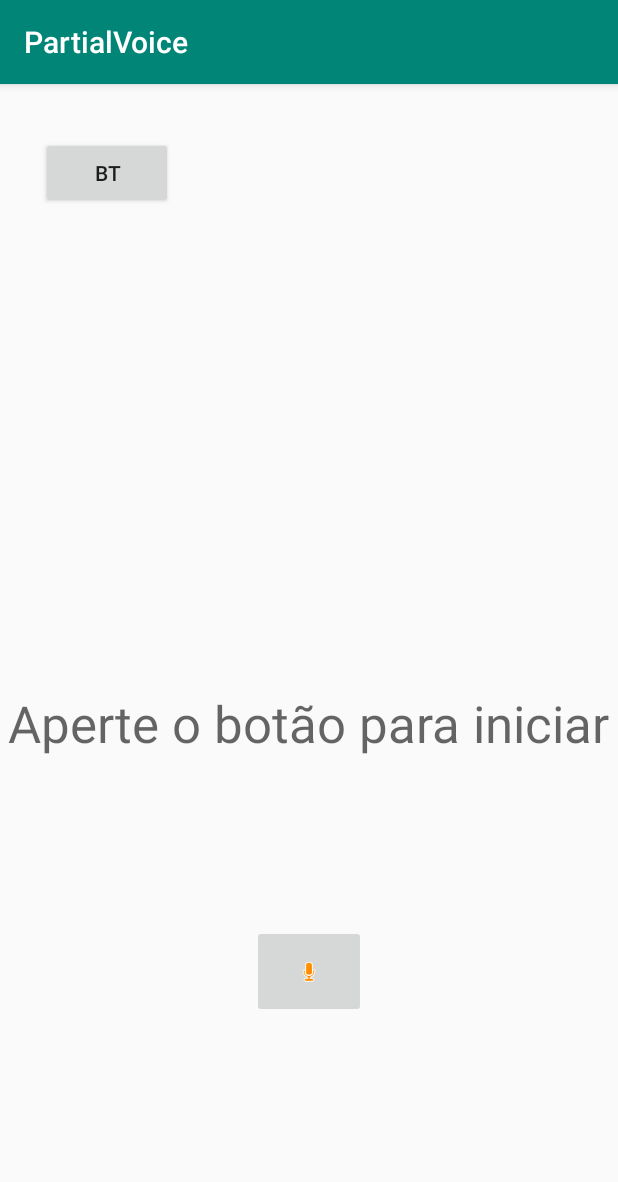
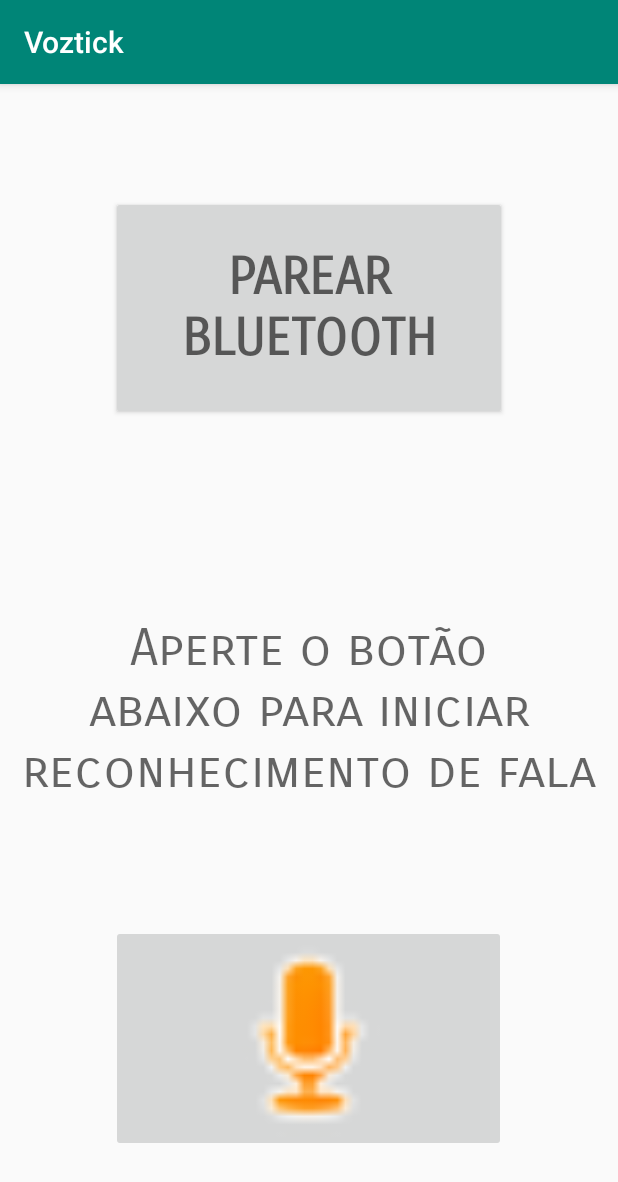
Before and after one commit to hugomesquitah/VoztickApp, an Android app: the screen it shows after launch (MainActivity), on a phone screen of 412 x 824 dp. Shown: the top 1182 px of the screen. Run offline under Robolectric (Android 15) with nearby library versions, the phone set to English and light mode, and no system bars.

Commit message:
Improvements in layout and command recognition logic (#1)
* Improve Layout

* Fixes

Co-authored-by: hugo.mesquita <hugo.mesquita@b2wdigital.com>

```diff
--- a/app/src/main/java/com/example/voztick/partialvoice/MainActivity.java
+++ b/app/src/main/java/com/example/voztick/partialvoice/MainActivity.java
@@ -17,6 +17,7 @@ import android.support.annotation.RequiresApi;
 import android.support.v4.app.ActivityCompat;
 import android.support.v7.app.AppCompatActivity;
 import android.util.Log;
+import android.view.Gravity;
 import android.view.View;
 import android.widget.Button;
 import android.widget.ImageButton;
@@ -60,11 +61,6 @@ public class MainActivity extends AppCompatActivity {
     //Setando contexto dos logs
     private static final String TAG = "MyActivity";
 
-    int result;
-    int actualsize;
-    //Socket socket;
-    final int recordCode = 0;
-
     @Override
     protected void onCreate(final Bundle savedInstanceState) {
         super.onCreate(savedInstanceState);
@@ -75,19 +71,52 @@ public class MainActivity extends AppCompatActivity {
         }
         requestRecordAudioPermission();
 
+        command = (TextView) findViewById(R.id.commandText);
+        micButton = (ImageButton) findViewById(R.id.micButton);
+        bluetoothBtn = (Button) findViewById(R.id.bluetoothButton);
 
-        command = (TextView) findViewById(R.id.commandText);
+
         speech = SpeechRecognizer.createSpeechRecognizer(this);
         speech.setRecognitionListener(new listener());
+        ActivityCompat.requestPermissions(
+                this, new String[]{Manifest.permission.RECORD_AUDIO}, 19);
+
+        //Função do Botão de Bluetooth
+        if (bluetoothAdapter == null) {
+            Toast.makeText(
+                    getApplicationContext(),
+                    "Seu dispositivo não suporta bluetooth", Toast.LENGTH_LONG).show();
+            finish();
+        } else {
+            if (!bluetoothAdapter.isEnabled()) {
+                final Intent ativaBluetooth = new Intent(BluetoothAdapter.ACTION_REQUEST_ENABLE);
+                startActivityForResult(ativaBluetooth, bluetoothRequest);
+            }
+        }
+        bluetoothBtn.setOnClickListener(new View.OnClickListener() {
+            @Override
+            public void onClick(final View view) {
+                if (bluetoothIsConnected) {
+                    try {
+                        bluetoothSocket.close();
+                        bluetoothIsConnected = false;
+                    } catch (final IOException e) {
+                        e.printStackTrace();
+                    }
+                } else {
+                    final Intent abreLista = new Intent(
+                            MainActivity.this, DeviceList.class);
+                    startActivityForResult(abreLista, bluetoothPair);
+                }
+            }
+        });
 
         // Função do botão de Microfone
-        micButton = (ImageButton) findViewById(R.id.micButton);
-        ActivityCompat.requestPermissions(this, new String[]{Manifest.permission.RECORD_AUDIO}, 19);
         micButton.setOnClickListener(new View.OnClickListener() {
             @Override
             public void onClick(final View view) {
                 if (!isListenning) {
-                    speech.startListening(getIntent());
+                    speech.startListening(getRecognizerIntent());
                     isListenning = true;
                 } else {
                     speech.stopListening();
@@ -96,41 +125,6 @@ public class MainActivity extends AppCompatActivity {
                 }
             }
         });
-
-
-        //Função do Botão de Bluetooth
-        bluetoothBtn = (Button) findViewById(R.id.bluetoothButton);
-        if (bluetoothAdapter == null) {
-            Toast.makeText(getApplicationContext(), "Seu dispositivo não suporta bluetooth", Toast.LENGTH_LONG).show();
-            finish();
-        } else {
-            if (!bluetoothAdapter.isEnabled()) {
-                final Intent ativaBluetooth = new Intent(BluetoothAdapter.ACTION_REQUEST_ENABLE);
-                startActivityForResult(ativaBluetooth, bluetoothRequest);
-            }
-        }
-
-        bluetoothBtn.setOnClickListener(new View.OnClickListener() {
-            @Override
-            public void onClick(final View view) {
-                if (bluetoothIsConnected) {
-                    try {
-                        bluetoothSocket.close();
-                        //  bluetoothBtn.setBackgroundTintList(ColorStateList.valueOf(Color.RED));
-                        bluetoothIsConnected = false;
-                    } catch (final IOException e) {
-                        e.printStackTrace();
-                    }
-                } else {
-                    //connect
-                    final Intent abreLista = new Intent(MainActivity.this, DeviceList.class);
-                    startActivityForResult(abreLista, bluetoothPair);
-                }
-
-
-            }
-        });
-
 
     }
 
@@ -192,8 +186,7 @@ public class MainActivity extends AppCompatActivity {
         }
     }
 
-    @Override
-    public Intent getIntent() {
+    public Intent getRecognizerIntent() {
         final Intent intent = new Intent(RecognizerIntent.ACTION_RECOGNIZE_SPEECH);
         intent.putExtra(RecognizerIntent.EXTRA_LANGUAGE_MODEL, RecognizerIntent.LANGUAGE_MODEL_FREE_FORM);
         intent.putExtra(RecognizerIntent.EXTRA_LANGUAGE, Locale.getDefault());
@@ -208,12 +201,14 @@ public class MainActivity extends AppCompatActivity {
         @Override
         public void onReadyForSpeech(final Bundle params) {
             Log.d(TAG, "onReadyForSpeech");
+            command.setGravity(Gravity.CENTER_HORIZONTAL);
             command.setText("Ouvindo...");
         }
 
         @Override
         public void onBeginningOfSpeech() {
             Log.d(TAG, "onBeginningOfSpeech");
+            command.setGravity(Gravity.CENTER_HORIZONTAL);
             command.setText("Ouvindo...");
             start = System.currentTimeMillis();
         }
@@ -235,6 +230,7 @@ public class MainActivity extends AppCompatActivity {
         @Override
         public void onError(final int error) {
             Log.d(TAG, "error " + error);
+            command.setGravity(Gravity.CENTER_HORIZONTAL);
             command.setText("");
             if (error == 6 || error == 7) {
                 restartListening();
@@ -248,12 +244,11 @@ public class MainActivity extends AppCompatActivity {
         }
 
         @RequiresApi(api = Build.VERSION_CODES.N)
+
+
         @Override
         public void onResults(final Bundle results) {
             final ArrayList<String> matches = results.getStringArrayList(SpeechRecognizer.RESULTS_RECOGNITION);
-
-            final StringBuilder stringBuilder = new StringBuilder();
-
             String stringCommand = "";
 
             if (matches != null) {
@@ -262,23 +257,23 @@ public class MainActivity extends AppCompatActivity {
                 restartListening();
             }
 
-
             if (commandIsValid(stringCommand)) {
                 stringCommand = stringCommand.trim().replaceAll(" +", ",");
                 final String[] r = stringCommand.split(",");
+                command.setGravity(Gravity.CENTER_HORIZONTAL);
                 command.setText("Comando enviado:\n");
                 for (final String s : r) {
                     Arrays.stream(TextCommandsEnum.values()).forEach(new Consumer<TextCommandsEnum>() {
                         @Override
                         public void accept(TextCommandsEnum tc) {
                             if(s.contains(tc.getAlias())){
-//                                if(bluetoothIsConnected) {
-//                                    try {
-//                                        outputStream.write(tc.getJoystickCommand().getBytes());
-//                                    } catch (IOException e) {
-//                                        e.printStackTrace();
-//                                    }
-//                                }
+                                if(bluetoothIsConnected) {
+                                    try {
+                                        outputStream.write(tc.getJoystickCommand().getBytes());
+                                    } catch (IOException e) {
+                                        e.printStackTrace();
+                                    }
+                                }
                                 command.setText(command.getText() + " " + tc.name());
                             }
                         }
@@ -288,7 +283,6 @@ public class MainActivity extends AppCompatActivity {
             elapsed = System.currentTimeMillis() - start;
             Log.d(TAG, "Tempo de envio: " + elapsed);
             restartListening();
-
         }
 
         @Override
@@ -311,7 +305,7 @@ public class MainActivity extends AppCompatActivity {
             elapsed = 0;
             speech.stopListening();
             isListenning = false;
-            speech.startListening(getIntent());
+            speech.startListening(getRecognizerIntent());
             isListenning = true;
         }
     }
--- a/app/src/main/res/layout/activity_main.xml
+++ b/app/src/main/res/layout/activity_main.xml
@@ -7,59 +7,50 @@
     tools:context=".MainActivity">
 
     <TextView
-        android:id="@+id/commandText2"
-        android:layout_width="wrap_content"
-        android:layout_height="19dp"
-        app:layout_constraintBottom_toBottomOf="parent"
-        app:layout_constraintHorizontal_bias="0.496"
-        app:layout_constraintLeft_toLeftOf="parent"
-        app:layout_constraintRight_toRightOf="parent"
-        app:layout_constraintTop_toTopOf="parent"
-        app:layout_constraintVertical_bias="0.436" />
-
-    <TextView
         android:id="@+id/commandText"
         android:layout_width="wrap_content"
         android:layout_height="120dp"
-        android:text="Aperte o botão para iniciar"
+        android:fontFamily="sans-serif-smallcaps"
+        android:gravity="center_horizontal"
+        android:text="Aperte o botão abaixo para iniciar reconhecimento de fala"
         android:textAppearance="@style/TextAppearance.AppCompat.Display1"
         app:layout_constraintBottom_toBottomOf="parent"
-        app:layout_constraintHorizontal_bias="0.496"
-        app:layout_constraintLeft_toLeftOf="parent"
-        app:layout_constraintRight_toRightOf="parent"
+        app:layout_constraintEnd_toEndOf="parent"
+        app:layout_constraintHorizontal_bias="0.5"
+        app:layout_constraintStart_toStartOf="parent"
         app:layout_constraintTop_toTopOf="parent"
-        app:layout_constraintVertical_bias="0.622" />
+        app:layout_constraintVertical_bias="0.548" />
 
     <ImageButton
         android:id="@+id/micButton"
-        android:layout_width="76dp"
-        android:layout_height="62dp"
+        style="@android:style/Widget.DeviceDefault.Light.ImageButton"
+        android:layout_width="263dp"
+        android:layout_height="151dp"
         android:layout_marginStart="154dp"
         android:layout_marginLeft="154dp"
         android:layout_marginEnd="154dp"
         android:layout_marginRight="154dp"
-        android:layout_marginBottom="145dp"
+        android:layout_marginBottom="56dp"
+        android:scaleType="fitCenter"
         app:layout_constraintBottom_toBottomOf="parent"
         app:layout_constraintEnd_toEndOf="parent"
+        app:layout_constraintHorizontal_bias="0.503"
         app:layout_constraintStart_toStartOf="parent"
         app:srcCompat="@android:drawable/presence_audio_away" />
 
     <Button
         android:id="@+id/bluetoothButton"
-        android:layout_width="wrap_content"
-        android:layout_height="48dp"
-        android:layout_marginStart="24dp"
-        android:layout_marginLeft="24dp"
-        android:layout_marginTop="35dp"
-        android:layout_marginEnd="291dp"
-        android:layout_marginRight="291dp"
-        android:layout_marginBottom="164dp"
-        android:text="BT"
-        app:layout_constraintBottom_toTopOf="@+id/commandText"
+        style="@style/Widget.AppCompat.Button"
+        android:layout_width="264dp"
+        android:layout_height="149dp"
+        android:fontFamily="sans-serif-smallcaps"
+        android:text="PAREAR BLUETOOTH"
+        android:textAppearance="@style/TextAppearance.AppCompat.Display1"
+        android:textStyle="bold"
+        app:layout_constraintBottom_toBottomOf="parent"
         app:layout_constraintEnd_toEndOf="parent"
-        app:layout_constraintHorizontal_bias="0.421"
         app:layout_constraintStart_toStartOf="parent"
         app:layout_constraintTop_toTopOf="parent"
-        app:layout_constraintVertical_bias="0.0" />
+        app:layout_constraintVertical_bias="0.121" />
 
 </android.support.constraint.ConstraintLayout>
--- a/app/src/main/res/values/strings.xml
+++ b/app/src/main/res/values/strings.xml
@@ -1,3 +1,3 @@
 <resources>
-    <string name="app_name">PartialVoice</string>
+    <string name="app_name">Voztick</string>
 </resources>
```
